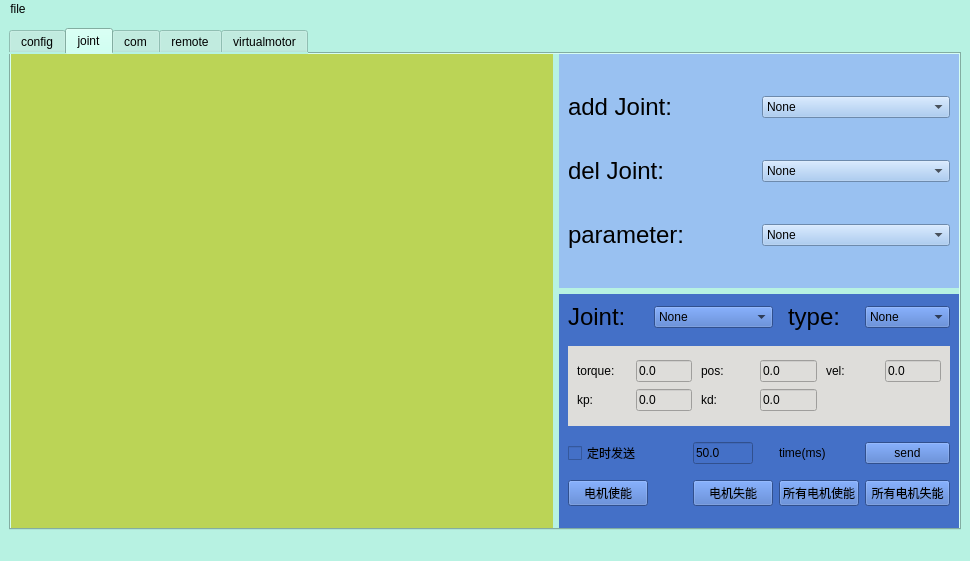
The window that rlfw_tool/rlfw_vz/ui/mainwindow.ui (Albusgive/rlfw) describes before a commit, drawn with Qt 5.
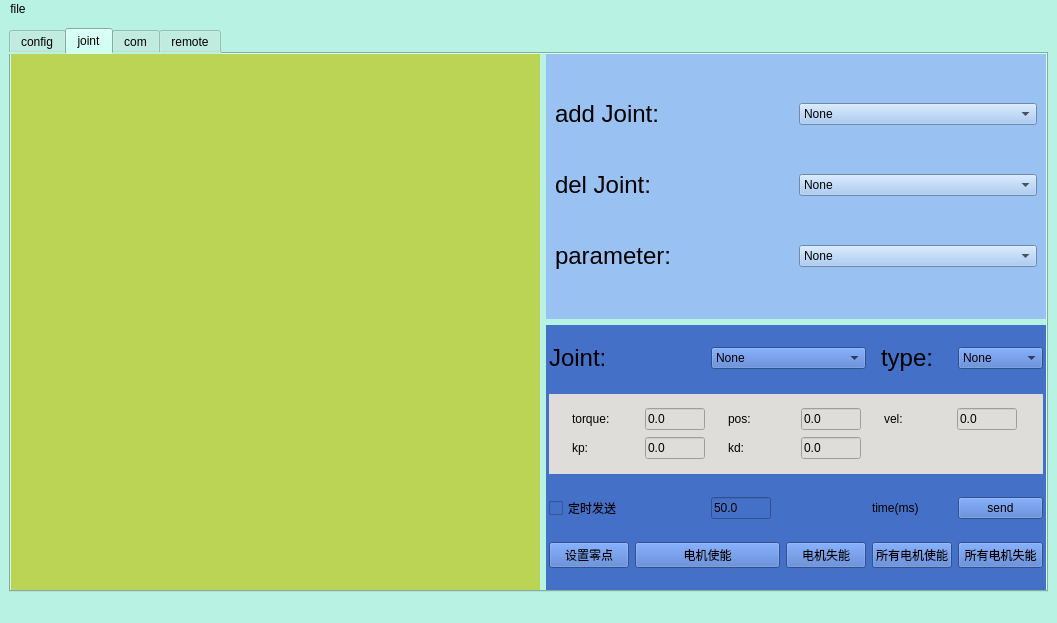
The same window after the commit. The open tabs and pages were chosen to show the change.

```diff
--- a/rlfw_tool/rlfw_vz/ui/mainwindow.ui
+++ b/rlfw_tool/rlfw_vz/ui/mainwindow.ui
@@ -6,8 +6,8 @@
    <rect>
     <x>0</x>
     <y>0</y>
-    <width>970</width>
-    <height>561</height>
+    <width>1057</width>
+    <height>623</height>
    </rect>
   </property>
   <property name="windowTitle">
@@ -143,7 +143,7 @@
           </property>
           <property name="maximumSize">
            <size>
-            <width>400</width>
+            <width>500</width>
             <height>16777215</height>
            </size>
           </property>
@@ -247,7 +247,7 @@
           </property>
           <property name="maximumSize">
            <size>
-            <width>400</width>
+            <width>500</width>
             <height>16777215</height>
            </size>
           </property>
@@ -255,59 +255,18 @@
            <string notr="true">background-color: rgb(68, 112, 199);</string>
           </property>
           <layout class="QGridLayout" name="gridLayout_6">
+           <property name="leftMargin">
+            <number>3</number>
+           </property>
            <property name="topMargin">
-            <number>0</number>
+            <number>3</number>
            </property>
-           <item row="2" column="3">
-            <widget class="QLabel" name="label_14">
-             <property name="text">
-              <string>&lt;html&gt;&lt;head/&gt;&lt;body&gt;&lt;p&gt;time(ms)&lt;/p&gt;&lt;/body&gt;&lt;/html&gt;</string>
-             </property>
-            </widget>
-           </item>
-           <item row="2" column="0" colspan="2">
-            <widget class="QCheckBox" name="is_timer">
-             <property name="text">
-              <string>定时发送</string>
-             </property>
-            </widget>
-           </item>
-           <item row="0" column="1" colspan="2">
-            <widget class="QComboBox" name="ctrl_joint">
-             <item>
-              <property name="text">
-               <string>None</string>
-              </property>
-             </item>
-            </widget>
-           </item>
-           <item row="0" column="3">
-            <widget class="QLabel" name="label_13">
-             <property name="maximumSize">
-              <size>
-               <width>70</width>
-               <height>16777215</height>
-              </size>
-             </property>
-             <property name="text">
-              <string>&lt;html&gt;&lt;head/&gt;&lt;body&gt;&lt;p align=&quot;center&quot;&gt;&lt;span style=&quot; font-size:18pt;&quot;&gt;type:&lt;/span&gt;&lt;/p&gt;&lt;/body&gt;&lt;/html&gt;</string>
-             </property>
-            </widget>
-           </item>
-           <item row="3" column="0">
-            <widget class="QPushButton" name="joint_enable">
-             <property name="text">
-              <string>电机使能</string>
-             </property>
-            </widget>
-           </item>
-           <item row="2" column="4">
-            <widget class="QPushButton" name="send_joint">
-             <property name="text">
-              <string>send</string>
-             </property>
-            </widget>
-           </item>
+           <property name="rightMargin">
+            <number>3</number>
+           </property>
+           <property name="bottomMargin">
+            <number>3</number>
+           </property>
            <item row="0" column="0">
             <widget class="QLabel" name="label_8">
              <property name="maximumSize">
@@ -321,7 +280,29 @@
              </property>
             </widget>
            </item>
+           <item row="0" column="2" colspan="2">
+            <widget class="QComboBox" name="ctrl_joint">
+             <item>
+              <property name="text">
+               <string>None</string>
+              </property>
+             </item>
+            </widget>
+           </item>
            <item row="0" column="4">
+            <widget class="QLabel" name="label_13">
+             <property name="maximumSize">
+              <size>
+               <width>70</width>
+               <height>16777215</height>
+              </size>
+             </property>
+             <property name="text">
+              <string>&lt;html&gt;&lt;head/&gt;&lt;body&gt;&lt;p align=&quot;center&quot;&gt;&lt;span style=&quot; font-size:18pt;&quot;&gt;type:&lt;/span&gt;&lt;/p&gt;&lt;/body&gt;&lt;/html&gt;</string>
+             </property>
+            </widget>
+           </item>
+           <item row="0" column="5">
             <widget class="QComboBox" name="ctrl_joint_type">
              <item>
               <property name="text">
@@ -350,7 +331,7 @@
              </item>
             </widget>
            </item>
-           <item row="1" column="0" colspan="5">
+           <item row="1" column="0" colspan="6">
             <widget class="QWidget" name="widget_5" native="true">
              <property name="minimumSize">
               <size>
@@ -567,46 +548,81 @@
              </layout>
             </widget>
            </item>
-           <item row="3" column="2">
+           <item row="2" column="0" colspan="2">
+            <widget class="QCheckBox" name="is_timer">
+             <property name="text">
+              <string>定时发送</string>
+             </property>
+            </widget>
+           </item>
+           <item row="2" column="2" colspan="2">
+            <widget class="QLineEdit" name="timer">
+             <property name="minimumSize">
+              <size>
+               <width>40</width>
+               <height>0</height>
+              </size>
+             </property>
+             <property name="maximumSize">
+              <size>
+               <width>60</width>
+               <height>16777215</height>
+              </size>
+             </property>
+             <property name="text">
+              <string>50.0</string>
+             </property>
+            </widget>
+           </item>
+           <item row="2" column="4">
+            <widget class="QLabel" name="label_14">
+             <property name="text">
+              <string>&lt;html&gt;&lt;head/&gt;&lt;body&gt;&lt;p&gt;time(ms)&lt;/p&gt;&lt;/body&gt;&lt;/html&gt;</string>
+             </property>
+            </widget>
+           </item>
+           <item row="2" column="5">
+            <widget class="QPushButton" name="send_joint">
+             <property name="text">
+              <string>send</string>
+             </property>
+            </widget>
+           </item>
+           <item row="3" column="0">
+            <widget class="QPushButton" name="setZerobtn">
+             <property name="text">
+              <string>设置零点</string>
+             </property>
+            </widget>
+           </item>
+           <item row="3" column="1" colspan="2">
+            <widget class="QPushButton" name="joint_enable">
+             <property name="text">
+              <string>电机使能</string>
+             </property>
+            </widget>
+           </item>
+           <item row="3" column="3">
             <widget class="QPushButton" name="joint_disable">
              <property name="text">
               <string>电机失能</string>
              </property>
             </widget>
            </item>
-           <item row="3" column="3">
+           <item row="3" column="4">
             <widget class="QPushButton" name="all_joint_enable">
              <property name="text">
               <string>所有电机使能</string>
              </property>
             </widget>
            </item>
-           <item row="3" column="4">
+           <item row="3" column="5">
             <widget class="QPushButton" name="all_joint_disable">
              <property name="text">
               <string>所有电机失能</string>
              </property>
             </widget>
            </item>
-           <item row="2" column="2">
-            <widget class="QLineEdit" name="timer">
-             <property name="minimumSize">
-              <size>
-               <width>40</width>
-               <height>0</height>
-              </size>
-             </property>
-             <property name="maximumSize">
-              <size>
-               <width>60</width>
-               <height>16777215</height>
-              </size>
-             </property>
-             <property name="text">
-              <string>50.0</string>
-             </property>
-            </widget>
-           </item>
           </layout>
          </widget>
         </item>
@@ -1027,11 +1043,6 @@
         </item>
        </layout>
       </widget>
-      <widget class="QWidget" name="tab">
-       <attribute name="title">
-        <string>virtualmotor</string>
-       </attribute>
-      </widget>
      </widget>
     </item>
    </layout>
@@ -1041,7 +1052,7 @@
     <rect>
      <x>0</x>
      <y>0</y>
-     <width>970</width>
+     <width>1057</width>
      <height>27</height>
     </rect>
    </property>
```
Left out of the diff: 87 changed lines with no effect on the pictures.
